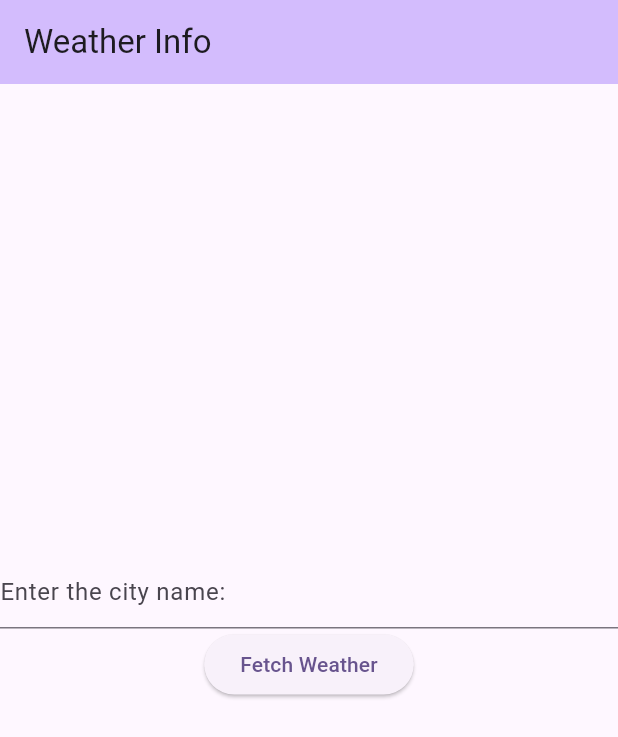
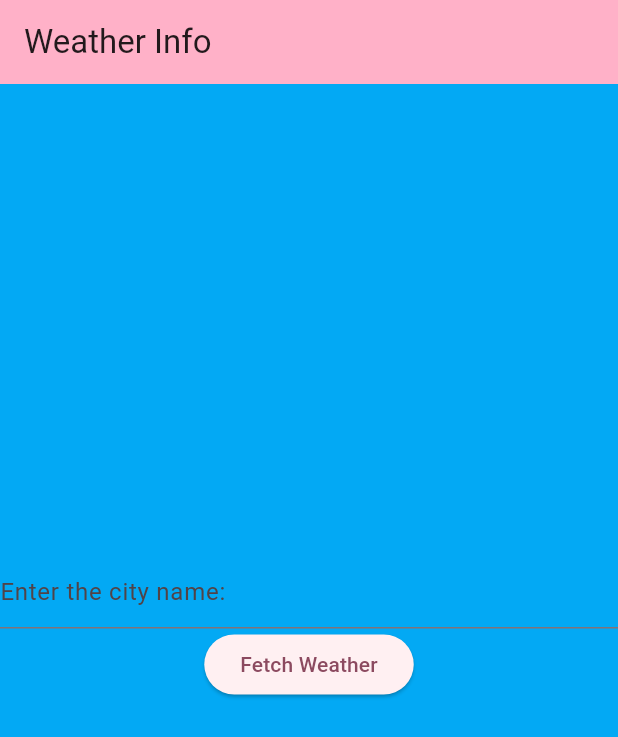
Before and after one commit to Vrutik2/weather_info_app, a Flutter app: the screen it shows after launch, on a phone screen of 412 x 824 dp. Shown: the top 737 px of the screen. Run offline on Flutter 3.47's test engine with Material 3 defaults, Android fonts, the phone set to English and light mode, and no system bars.

Commit message:
Final testing and adjustments

```diff
--- a/lib/main.dart
+++ b/lib/main.dart
@@ -13,7 +13,7 @@ class MyApp extends StatelessWidget {
     return MaterialApp(
       title: 'Weather Info App',
       theme: ThemeData(
-        colorScheme: ColorScheme.fromSeed(seedColor: Colors.deepPurple),
+        colorScheme: ColorScheme.fromSeed(seedColor: Colors.black),
         useMaterial3: true,
       ),
       home: const MyHomePage(title: 'Weather Info'),
@@ -53,6 +53,7 @@ class _HomePageState extends State<MyHomePage> {
   @override
   Widget build(BuildContext context) {
     return Scaffold(
+      backgroundColor: Colors.lightBlue,
       appBar: AppBar(
         backgroundColor: Theme.of(context).colorScheme.inversePrimary,
         title: Text(widget.title),
```
